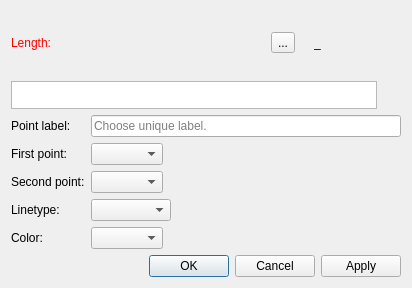
Before: the Qt Designer form src/libs/vtools/dialogs/tools/dialogalongline.ui in FashionFreedom/Seamly2D, drawn with Qt 5.
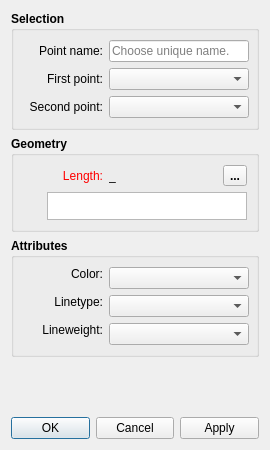
After: the same form once the commit is applied. Icons and pictures are not drawn. Custom widgets are drawn as their Qt base class.

```diff
--- a/src/libs/vtools/dialogs/tools/dialogalongline.ui
+++ b/src/libs/vtools/dialogs/tools/dialogalongline.ui
@@ -6,10 +6,16 @@
    <rect>
     <x>0</x>
     <y>0</y>
-    <width>412</width>
-    <height>288</height>
+    <width>270</width>
+    <height>450</height>
    </rect>
   </property>
+  <property name="minimumSize">
+   <size>
+    <width>270</width>
+    <height>0</height>
+   </size>
+  </property>
   <property name="windowTitle">
    <string>Point at distance along line</string>
   </property>
@@ -20,7 +26,210 @@
   <property name="locale">
    <locale language="English" country="UnitedStates"/>
   </property>
-  <layout class="QVBoxLayout" name="verticalLayout_4">
+  <layout class="QVBoxLayout" name="verticalLayout_3">
+   <item>
+    <widget class="QGroupBox" name="selection_GroupBox">
+     <property name="sizePolicy">
+      <sizepolicy hsizetype="Expanding" vsizetype="Preferred">
+       <horstretch>0</horstretch>
+       <verstretch>0</verstretch>
+      </sizepolicy>
+     </property>
+     <property name="font">
+      <font>
+       <pointsize>9</pointsize>
+       <weight>75</weight>
+       <bold>true</bold>
+      </font>
+     </property>
+     <property name="title">
+      <string>Selection</string>
+     </property>
+     <layout class="QVBoxLayout" name="verticalLayout">
+      <item>
+       <layout class="QHBoxLayout" name="horizontalLayout_2">
+        <item>
+         <widget class="QLabel" name="labelEditNamePoint">
+          <property name="minimumSize">
+           <size>
+            <width>80</width>
+            <height>0</height>
+           </size>
+          </property>
+          <property name="font">
+           <font>
+            <pointsize>9</pointsize>
+            <weight>50</weight>
+            <bold>false</bold>
+           </font>
+          </property>
+          <property name="text">
+           <string>Point name:</string>
+          </property>
+          <property name="alignment">
+           <set>Qt::AlignRight|Qt::AlignTrailing|Qt::AlignVCenter</set>
+          </property>
+         </widget>
+        </item>
+        <item>
+         <widget class="QLineEdit" name="lineEditNamePoint">
+          <property name="sizePolicy">
+           <sizepolicy hsizetype="Expanding" vsizetype="Fixed">
+            <horstretch>0</horstretch>
+            <verstretch>0</verstretch>
+           </sizepolicy>
+          </property>
+          <property name="minimumSize">
+           <size>
+            <width>140</width>
+            <height>0</height>
+           </size>
+          </property>
+          <property name="font">
+           <font>
+            <pointsize>9</pointsize>
+            <weight>50</weight>
+            <bold>false</bold>
+           </font>
+          </property>
+          <property name="toolTip">
+           <string>Unique name</string>
+          </property>
+          <property name="placeholderText">
+           <string>Choose unique name.</string>
+          </property>
+         </widget>
+        </item>
+       </layout>
+      </item>
+      <item>
+       <layout class="QHBoxLayout" name="horizontalLayout_4">
+        <item>
+         <widget class="QLabel" name="labelFirstPoint">
+          <property name="minimumSize">
+           <size>
+            <width>80</width>
+            <height>0</height>
+           </size>
+          </property>
+          <property name="font">
+           <font>
+            <pointsize>9</pointsize>
+            <weight>50</weight>
+            <bold>false</bold>
+           </font>
+          </property>
+          <property name="text">
+           <string>First point:</string>
+          </property>
+          <property name="alignment">
+           <set>Qt::AlignRight|Qt::AlignTrailing|Qt::AlignVCenter</set>
+          </property>
+         </widget>
+        </item>
+        <item>
+         <widget class="QComboBox" name="comboBoxFirstPoint">
+          <property name="sizePolicy">
+           <sizepolicy hsizetype="Expanding" vsizetype="Preferred">
+            <horstretch>0</horstretch>
+            <verstretch>0</verstretch>
+           </sizepolicy>
+          </property>
+          <property name="minimumSize">
+           <size>
+            <width>140</width>
+            <height>0</height>
+           </size>
+          </property>
+          <property name="font">
+           <font>
+            <pointsize>9</pointsize>
+            <weight>50</weight>
+            <bold>false</bold>
+           </font>
+          </property>
+          <property name="toolTip">
+           <string>First point of the line</string>
+          </property>
+         </widget>
+        </item>
+       </layout>
+      </item>
+      <item>
+       <layout class="QHBoxLayout" name="horizontalLayout_5">
+        <item>
+         <widget class="QLabel" name="labelSecondPoint">
+          <property name="minimumSize">
+           <size>
+            <width>80</width>
+            <height>0</height>
+           </size>
+          </property>
+          <property name="font">
+           <font>
+            <pointsize>9</pointsize>
+            <weight>50</weight>
+            <bold>false</bold>
+           </font>
+          </property>
+          <property name="text">
+           <string>Second point:</string>
+          </property>
+          <property name="alignment">
+           <set>Qt::AlignRight|Qt::AlignTrailing|Qt::AlignVCenter</set>
+          </property>
+         </widget>
+        </item>
+        <item>
+         <widget class="QComboBox" name="comboBoxSecondPoint">
+          <property name="sizePolicy">
+           <sizepolicy hsizetype="Expanding" vsizetype="Preferred">
+            <horstretch>0</horstretch>
+            <verstretch>0</verstretch>
+           </sizepolicy>
+          </property>
+          <property name="minimumSize">
+           <size>
+            <width>140</width>
+            <height>0</height>
+           </size>
+          </property>
+          <property name="font">
+           <font>
+            <pointsize>9</pointsize>
+            <weight>50</weight>
+            <bold>false</bold>
+           </font>
+          </property>
+          <property name="toolTip">
+           <string>Second point of the line</string>
+          </property>
+         </widget>
+        </item>
+       </layout>
+      </item>
+     </layout>
+    </widget>
+   </item>
+   <item>
+    <widget class="QGroupBox" name="geometry_GroupBox">
+     <property name="sizePolicy">
+      <sizepolicy hsizetype="Expanding" vsizetype="Preferred">
+       <horstretch>0</horstretch>
+       <verstretch>0</verstretch>
+      </sizepolicy>
+     </property>
+     <property name="font">
+      <font>
+       <pointsize>9</pointsize>
+       <weight>75</weight>
+       <bold>true</bold>
+      </font>
+     </property>
+     <property name="title">
+      <string>Geometry</string>
+     </property>
+     <layout class="QVBoxLayout" name="verticalLayout_2">
    <item>
     <layout class="QHBoxLayout" name="horizontalLayout">
      <item alignment="Qt::AlignLeft">
@@ -31,6 +240,12 @@
          <verstretch>0</verstretch>
         </sizepolicy>
        </property>
+          <property name="minimumSize">
+           <size>
+            <width>80</width>
+            <height>0</height>
+           </size>
+          </property>
        <property name="palette">
         <palette>
          <active>
@@ -68,9 +283,54 @@
          </disabled>
         </palette>
        </property>
+          <property name="font">
+           <font>
+            <pointsize>9</pointsize>
+            <weight>50</weight>
+            <bold>false</bold>
+           </font>
+          </property>
        <property name="text">
         <string>Length:</string>
        </property>
+          <property name="alignment">
+           <set>Qt::AlignRight|Qt::AlignTrailing|Qt::AlignVCenter</set>
+          </property>
+         </widget>
+        </item>
+        <item>
+         <widget class="QLabel" name="labelResultCalculation">
+          <property name="sizePolicy">
+           <sizepolicy hsizetype="Expanding" vsizetype="Preferred">
+            <horstretch>0</horstretch>
+            <verstretch>0</verstretch>
+           </sizepolicy>
+          </property>
+          <property name="minimumSize">
+           <size>
+            <width>87</width>
+            <height>0</height>
+           </size>
+          </property>
+          <property name="baseSize">
+           <size>
+            <width>0</width>
+            <height>0</height>
+           </size>
+          </property>
+          <property name="font">
+           <font>
+            <pointsize>9</pointsize>
+            <weight>50</weight>
+            <bold>false</bold>
+           </font>
+          </property>
+          <property name="toolTip">
+           <string>Value</string>
+          </property>
+          <property name="text">
+           <string notr="true">_</string>
+          </property>
       </widget>
      </item>
      <item>
@@ -106,73 +366,10 @@
        </property>
       </widget>
      </item>
-     <item alignment="Qt::AlignRight">
-      <widget class="QLabel" name="labelEqual">
-       <property name="text">
-        <string/>
-       </property>
-       <property name="pixmap">
-        <pixmap resource="../../../vmisc/share/resources/icon.qrc">:/icon/24x24/equal.png</pixmap>
-       </property>
-      </widget>
-     </item>
-     <item alignment="Qt::AlignRight">
-      <widget class="QLabel" name="labelResultCalculation">
-       <property name="sizePolicy">
-        <sizepolicy hsizetype="Fixed" vsizetype="Preferred">
-         <horstretch>0</horstretch>
-         <verstretch>0</verstretch>
-        </sizepolicy>
-       </property>
-       <property name="minimumSize">
-        <size>
-         <width>87</width>
-         <height>0</height>
-        </size>
-       </property>
-       <property name="baseSize">
-        <size>
-         <width>0</width>
-         <height>0</height>
-        </size>
-       </property>
-       <property name="toolTip">
-        <string>Value</string>
-       </property>
-       <property name="text">
-        <string notr="true">_</string>
-       </property>
-      </widget>
-     </item>
     </layout>
    </item>
    <item>
     <layout class="QHBoxLayout" name="horizontalLayout_3">
-     <item>
-      <widget class="QPlainTextEdit" name="plainTextEditFormula">
-       <property name="sizePolicy">
-        <sizepolicy hsizetype="Expanding" vsizetype="Preferred">
-         <horstretch>0</horstretch>
-         <verstretch>0</verstretch>
-        </sizepolicy>
-       </property>
-       <property name="maximumSize">
-        <size>
-         <width>16777215</width>
-         <height>28</height>
-        </size>
-       </property>
-       <property name="toolTip">
-        <string>Calculation</string>
-       </property>
-       <property name="tabChangesFocus">
-        <bool>true</bool>
-       </property>
-       <property name="plainText">
-        <string notr="true"/>
-       </property>
-      </widget>
-     </item>
      <item>
       <widget class="QPushButton" name="pushButtonGrowLength">
        <property name="maximumSize">
@@ -209,71 +406,190 @@
        </property>
       </widget>
      </item>
-    </layout>
-   </item>
    <item>
-    <layout class="QFormLayout" name="formLayout">
-     <property name="fieldGrowthPolicy">
-      <enum>QFormLayout::ExpandingFieldsGrow</enum>
-     </property>
-     <item row="0" column="0">
-      <widget class="QLabel" name="labelEditNamePoint">
-       <property name="text">
-        <string>Point label:</string>
-       </property>
-      </widget>
-     </item>
+         <widget class="QPlainTextEdit" name="plainTextEditFormula">
+          <property name="sizePolicy">
+           <sizepolicy hsizetype="Expanding" vsizetype="Preferred">
+            <horstretch>0</horstretch>
+            <verstretch>0</verstretch>
+           </sizepolicy>
+          </property>
+          <property name="maximumSize">
+           <size>
+            <width>16777215</width>
+            <height>28</height>
+           </size>
+          </property>
+          <property name="font">
+           <font>
+            <pointsize>9</pointsize>
+            <weight>50</weight>
+            <bold>false</bold>
+           </font>
+          </property>
+          <property name="toolTip">
+           <string>Calculation</string>
+          </property>
+          <property name="tabChangesFocus">
+           <bool>true</bool>
+          </property>
+          <property name="plainText">
+           <string notr="true"/>
+          </property>
+         </widget>
+        </item>
+       </layout>
+      </item>
+     </layout>
+    </widget>
+   </item>
+   <item>
+    <widget class="QGroupBox" name="attributes_GroupBox_2">
+     <property name="minimumSize">
+      <size>
+       <width>240</width>
+       <height>0</height>
+      </size>
+     </property>
+     <property name="font">
+      <font>
+       <pointsize>9</pointsize>
+       <weight>75</weight>
+       <bold>true</bold>
+      </font>
+     </property>
+     <property name="title">
+      <string>Attributes</string>
+     </property>
+     <layout class="QVBoxLayout" name="verticalLayout_4">
+      <item>
+       <layout class="QFormLayout" name="formLayout_2">
      <item row="1" column="0">
-      <widget class="QLabel" name="labelFirstPoint">
+         <widget class="QLabel" name="lineType_Label">
+          <property name="sizePolicy">
+           <sizepolicy hsizetype="MinimumExpanding" vsizetype="Fixed">
+            <horstretch>0</horstretch>
+            <verstretch>0</verstretch>
+           </sizepolicy>
+          </property>
+          <property name="minimumSize">
+           <size>
+            <width>80</width>
+            <height>0</height>
+           </size>
+          </property>
+          <property name="maximumSize">
+           <size>
+            <width>16777215</width>
+            <height>16777215</height>
+           </size>
+          </property>
+          <property name="font">
+           <font>
+            <pointsize>9</pointsize>
+            <weight>50</weight>
+            <bold>false</bold>
+           </font>
+          </property>
        <property name="text">
-        <string>First point:</string>
+           <string>Linetype:</string>
+          </property>
+          <property name="alignment">
+           <set>Qt::AlignRight|Qt::AlignTrailing|Qt::AlignVCenter</set>
        </property>
       </widget>
      </item>
      <item row="1" column="1">
-      <widget class="QComboBox" name="comboBoxFirstPoint">
+         <widget class="LineTypeComboBox" name="lineType_ComboBox">
        <property name="sizePolicy">
-        <sizepolicy hsizetype="Preferred" vsizetype="Preferred">
+           <sizepolicy hsizetype="Expanding" vsizetype="Fixed">
          <horstretch>0</horstretch>
          <verstretch>0</verstretch>
         </sizepolicy>
        </property>
-       <property name="toolTip">
-        <string>First point of the line</string>
+          <property name="minimumSize">
+           <size>
+            <width>140</width>
+            <height>0</height>
+           </size>
+          </property>
+          <property name="maximumSize">
+           <size>
+            <width>16777215</width>
+            <height>16777215</height>
+           </size>
+          </property>
+          <property name="font">
+           <font>
+            <pointsize>9</pointsize>
+            <weight>50</weight>
+            <bold>false</bold>
+           </font>
        </property>
       </widget>
      </item>
      <item row="2" column="0">
-      <widget class="QLabel" name="labelSecondPoint">
+         <widget class="QLabel" name="lineWeight_Label">
+          <property name="sizePolicy">
+           <sizepolicy hsizetype="MinimumExpanding" vsizetype="Fixed">
+            <horstretch>0</horstretch>
+            <verstretch>0</verstretch>
+           </sizepolicy>
+          </property>
+          <property name="minimumSize">
+           <size>
+            <width>80</width>
+            <height>0</height>
+           </size>
+          </property>
+          <property name="maximumSize">
+           <size>
+            <width>16777215</width>
+            <height>16777215</height>
+           </size>
+          </property>
+          <property name="font">
+           <font>
+            <pointsize>9</pointsize>
+            <weight>50</weight>
+            <bold>false</bold>
+           </font>
+          </property>
        <property name="text">
-        <string>Second point:</string>
+           <string>Lineweight:</string>
+          </property>
+          <property name="alignment">
+           <set>Qt::AlignRight|Qt::AlignTrailing|Qt::AlignVCenter</set>
        </property>
       </widget>
      </item>
      <item row="2" column="1">
-      <widget class="QComboBox" name="comboBoxSecondPoint">
+         <widget class="LineWeightComboBox" name="lineWeight_ComboBox">
        <property name="sizePolicy">
-        <sizepolicy hsizetype="Preferred" vsizetype="Preferred">
+           <sizepolicy hsizetype="Expanding" vsizetype="Fixed">
          <horstretch>0</horstretch>
          <verstretch>0</verstretch>
         </sizepolicy>
        </property>
-       <property name="toolTip">
-        <string>Second point of the line</string>
-       </property>
-      </widget>
-     </item>
-     <item row="3" column="0">
-      <widget class="QLabel" name="label_6">
-       <property name="text">
-        <string>Linetype:</string>
+          <property name="minimumSize">
+           <size>
+            <width>140</width>
+            <height>0</height>
+           </size>
+          </property>
+          <property name="font">
+           <font>
+            <pointsize>9</pointsize>
+            <weight>50</weight>
+            <bold>false</bold>
+           </font>
        </property>
       </widget>
      </item>
-     <item row="3" column="1">
-      <widget class="QComboBox" name="comboBoxLineType">
+        <item row="0" column="0">
+         <widget class="QLabel" name="lineColor_Label">
        <property name="sizePolicy">
-        <sizepolicy hsizetype="Preferred" vsizetype="Preferred">
+           <sizepolicy hsizetype="MinimumExpanding" vsizetype="Fixed">
          <horstretch>0</horstretch>
          <verstretch>0</verstretch>
         </sizepolicy>
@@ -286,52 +602,72 @@
        </property>
        <property name="maximumSize">
         <size>
-         <width>110</width>
+            <width>16777215</width>
          <height>16777215</height>
         </size>
        </property>
-       <property name="toolTip">
-        <string/>
-       </property>
-       <property name="iconSize">
-        <size>
-         <width>80</width>
-         <height>14</height>
-        </size>
-       </property>
-      </widget>
-     </item>
-     <item row="4" column="0">
-      <widget class="QLabel" name="label">
+          <property name="font">
+           <font>
+            <pointsize>9</pointsize>
+            <weight>50</weight>
+            <bold>false</bold>
+           </font>
+          </property>
        <property name="text">
         <string>Color:</string>
        </property>
-      </widget>
-     </item>
-     <item row="4" column="1">
-      <widget class="QComboBox" name="comboBoxLineColor">
-       <property name="sizePolicy">
-        <sizepolicy hsizetype="Preferred" vsizetype="Preferred">
-         <horstretch>0</horstretch>
-         <verstretch>0</verstretch>
-        </sizepolicy>
-       </property>
-       <property name="toolTip">
-        <string/>
+          <property name="alignment">
+           <set>Qt::AlignRight|Qt::AlignTrailing|Qt::AlignVCenter</set>
        </property>
       </widget>
      </item>
      <item row="0" column="1">
-      <widget class="QLineEdit" name="lineEditNamePoint">
-       <property name="toolTip">
-        <string>Unique label</string>
-       </property>
-       <property name="placeholderText">
-        <string>Choose unique label.</string>
-       </property>
+         <widget class="ColorComboBox" name="lineColor_ComboBox">
+          <property name="sizePolicy">
+           <sizepolicy hsizetype="Expanding" vsizetype="Fixed">
+            <horstretch>0</horstretch>
+            <verstretch>0</verstretch>
+           </sizepolicy>
+          </property>
+          <property name="minimumSize">
+           <size>
+            <width>140</width>
+            <height>0</height>
+           </size>
+          </property>
+          <property name="font">
+           <font>
+            <pointsize>9</pointsize>
+            <weight>50</weight>
+            <bold>false</bold>
+           </font>
+          </property>
       </widget>
      </item>
     </layout>
+      </item>
+     </layout>
+    </widget>
+   </item>
+   <item>
+    <widget class="QLabel" name="label_2">
+     <property name="text">
+      <string/>
+     </property>
+    </widget>
+   </item>
+   <item>
+    <spacer name="verticalSpacer">
+     <property name="orientation">
+      <enum>Qt::Vertical</enum>
+     </property>
+     <property name="sizeHint" stdset="0">
+      <size>
+       <width>20</width>
+       <height>40</height>
+      </size>
+     </property>
+    </spacer>
    </item>
    <item>
     <widget class="QDialogButtonBox" name="buttonBox">
@@ -345,6 +681,23 @@
    </item>
   </layout>
  </widget>
+ <customwidgets>
+  <customwidget>
+   <class>ColorComboBox</class>
+   <extends>QComboBox</extends>
+   <header location="global">color_combobox.h</header>
+  </customwidget>
+  <customwidget>
+   <class>LineTypeComboBox</class>
+   <extends>QComboBox</extends>
+   <header location="global">linetype_combobox.h</header>
+  </customwidget>
+  <customwidget>
+   <class>LineWeightComboBox</class>
+   <extends>QComboBox</extends>
+   <header location="global">lineweight_combobox.h</header>
+  </customwidget>
+ </customwidgets>
  <tabstops>
   <tabstop>plainTextEditFormula</tabstop>
   <tabstop>pushButtonGrowLength</tabstop>
```
Left out of the diff: 10 changed lines with no effect on the pictures. Lines whose indentation alone changed are shown as unchanged.
